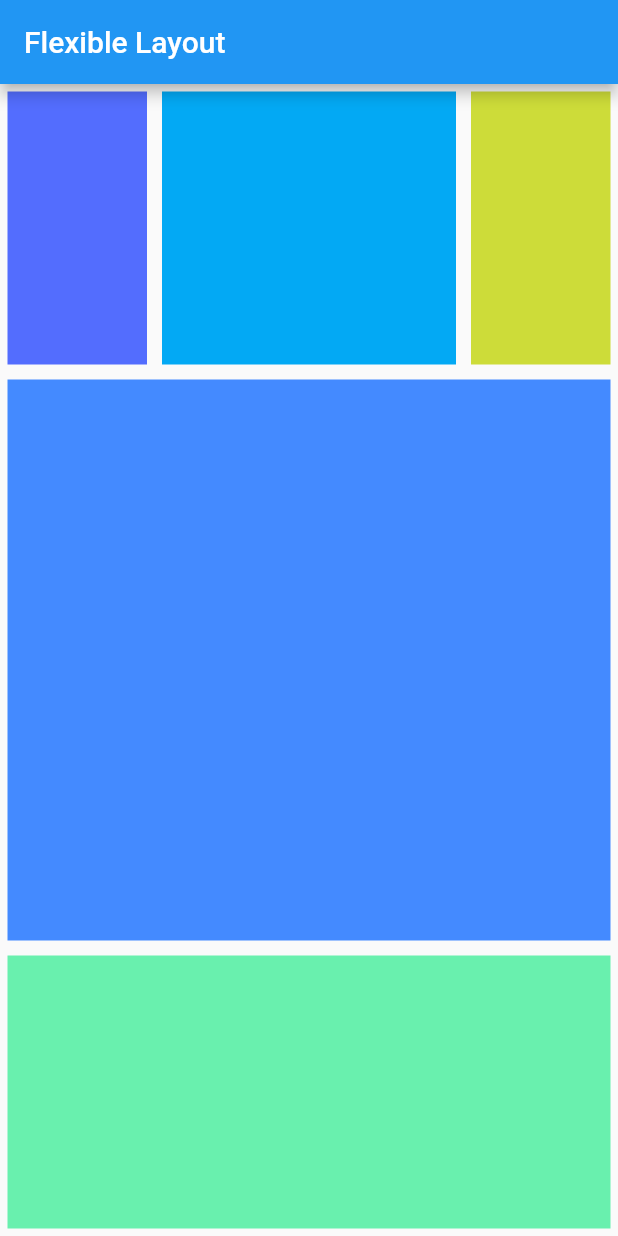
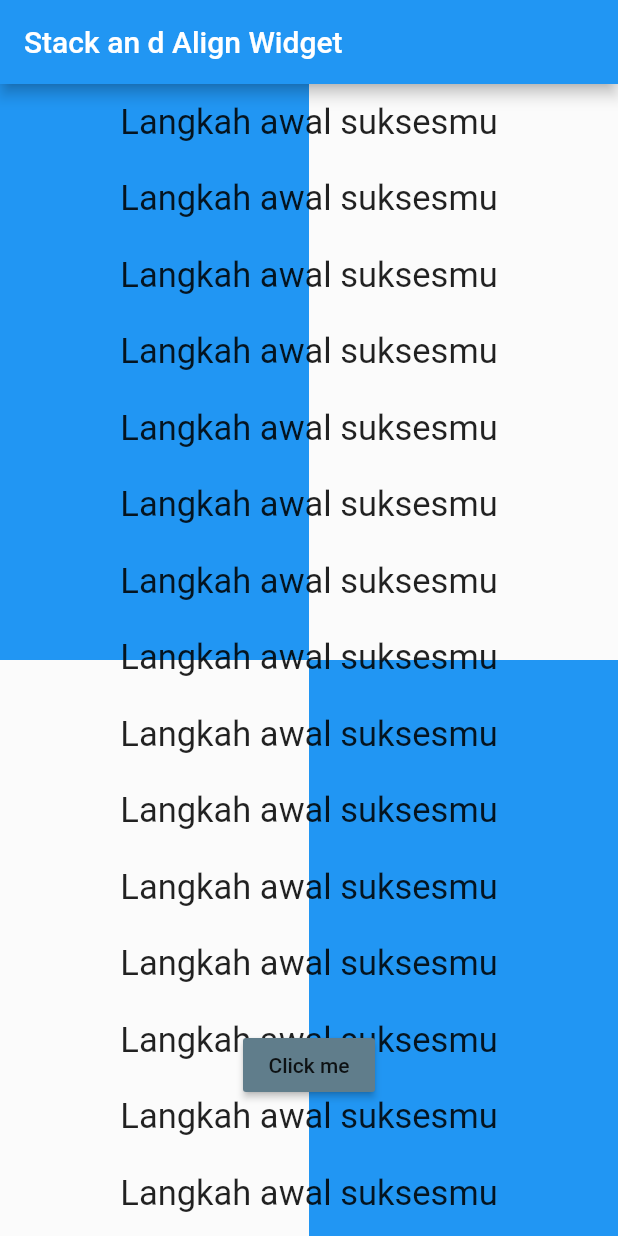
Before and after one commit to nrfitriani/flutter_fundamental, a Flutter app: the screen it shows after launch, on a phone screen of 412 x 824 dp. Run offline on Flutter 3.47's test engine with Material 2 defaults, Android fonts, the phone set to English and light mode, and no system bars.

Commit message:
Stack and Align Widget

```diff
--- a/lib/main.dart
+++ b/lib/main.dart
@@ -1,5 +1,3 @@
-
-
 import 'package:flutter/material.dart';
 
 //Belajar membuat tampilan home dan text widget
@@ -277,7 +275,7 @@ class _MyAppState extends State<MyApp> {
 */
 
 //Flexible Layout
-void main() => runApp(MyApp());
+/*void main() => runApp(MyApp());
 
 class MyApp extends StatelessWidget {
   @override
@@ -335,3 +333,151 @@ class MyApp extends StatelessWidget {
     );
   }
 }
+*/
+
+//Stack and Align Widget
+void main() => runApp(MyApp());
+
+class MyApp extends StatelessWidget {
+  @override
+  Widget build(BuildContext context) {
+    return MaterialApp(
+      home: Scaffold(
+        appBar: AppBar(
+          title: Text("Stack an d Align Widget"),
+        ),
+        body: Stack(
+          children: <Widget>[
+            Column(children: <Widget>[
+              Flexible(
+                flex: 1,
+                child: Row(
+                  children: <Widget>[
+                    Flexible(flex: 1, child: Container(color: Colors.blue)),
+                    Flexible(flex: 1, child: Container(color: Colors.white12))
+                  ],
+                ),
+              ),
+              Flexible(
+                flex: 1,
+                child: Row(
+                  children: <Widget>[
+                    Flexible(flex: 1, child: Container(color: Colors.white12)),
+                    Flexible(flex: 1, child: Container(color: Colors.blue))
+                  ],
+                ),
+              ),
+            ]),
+            ListView(
+              children: <Widget>[
+                Column(
+                  children: <Widget>[
+                    Container(
+                        margin: EdgeInsets.all(12),
+                        child: Text(
+                          "Langkah awal suksesmu",
+                          style: TextStyle(fontSize: 23),
+                        )),
+                    Container(
+                        margin: EdgeInsets.all(12),
+                        child: Text(
+                          "Langkah awal suksesmu",
+                          style: TextStyle(fontSize: 23),
+                        )),
+                    Container(
+                        margin: EdgeInsets.all(12),
+                        child: Text(
+                          "Langkah awal suksesmu",
+                          style: TextStyle(fontSize: 23),
+                        )),
+                    Container(
+                        margin: EdgeInsets.all(12),
+                        child: Text(
+                          "Langkah awal suksesmu",
+                          style: TextStyle(fontSize: 23),
+                        )),
+                    Container(
+                        margin: EdgeInsets.all(12),
+                        child: Text(
+                          "Langkah awal suksesmu",
+                          style: TextStyle(fontSize: 23),
+                        )),
+                    Container(
+                        margin: EdgeInsets.all(12),
+                        child: Text(
+                          "Langkah awal suksesmu",
+                          style: TextStyle(fontSize: 23),
+                        )),
+                    Container(
+                        margin: EdgeInsets.all(12),
+                        child: Text(
+                          "Langkah awal suksesmu",
+                          style: TextStyle(fontSize: 23),
+                        )),
+                    Container(
+                        margin: EdgeInsets.all(12),
+                        child: Text(
+                          "Langkah awal suksesmu",
+                          style: TextStyle(fontSize: 23),
+                        )),
+                    Container(
+                        margin: EdgeInsets.all(12),
+                        child: Text(
+                          "Langkah awal suksesmu",
+                          style: TextStyle(fontSize: 23),
+                        )),
+                    Container(
+                        margin: EdgeInsets.all(12),
+                        child: Text(
+                          "Langkah awal suksesmu",
+                          style: TextStyle(fontSize: 23),
+                        )),
+                    Container(
+                        margin: EdgeInsets.all(12),
+                        child: Text(
+                          "Langkah awal suksesmu",
+                          style: TextStyle(fontSize: 23),
+                        )),
+                    Container(
+                        margin: EdgeInsets.all(12),
+                        child: Text(
+                          "Langkah awal suksesmu",
+                          style: TextStyle(fontSize: 23),
+                        )),
+                    Container(
+                        margin: EdgeInsets.all(12),
+                        child: Text(
+                          "Langkah awal suksesmu",
+                          style: TextStyle(fontSize: 23),
+                        )),
+                    Container(
+                        margin: EdgeInsets.all(12),
+                        child: Text(
+                          "Langkah awal suksesmu",
+                          style: TextStyle(fontSize: 23),
+                        )),
+                    Container(
+                        margin: EdgeInsets.all(12),
+                        child: Text(
+                          "Langkah awal suksesmu",
+                          style: TextStyle(fontSize: 23),
+                        )),
+                  ],
+                )
+              ],
+            ),
+            Align(
+              alignment: Alignment(0, 0.75),
+              child: RaisedButton(
+
+              child: Text("Click me"),
+              color: Colors.blueGrey,
+              onPressed: () {},
+
+            ))
+          ],
+        ),
+      ),
+    );
+  }
+}
```
